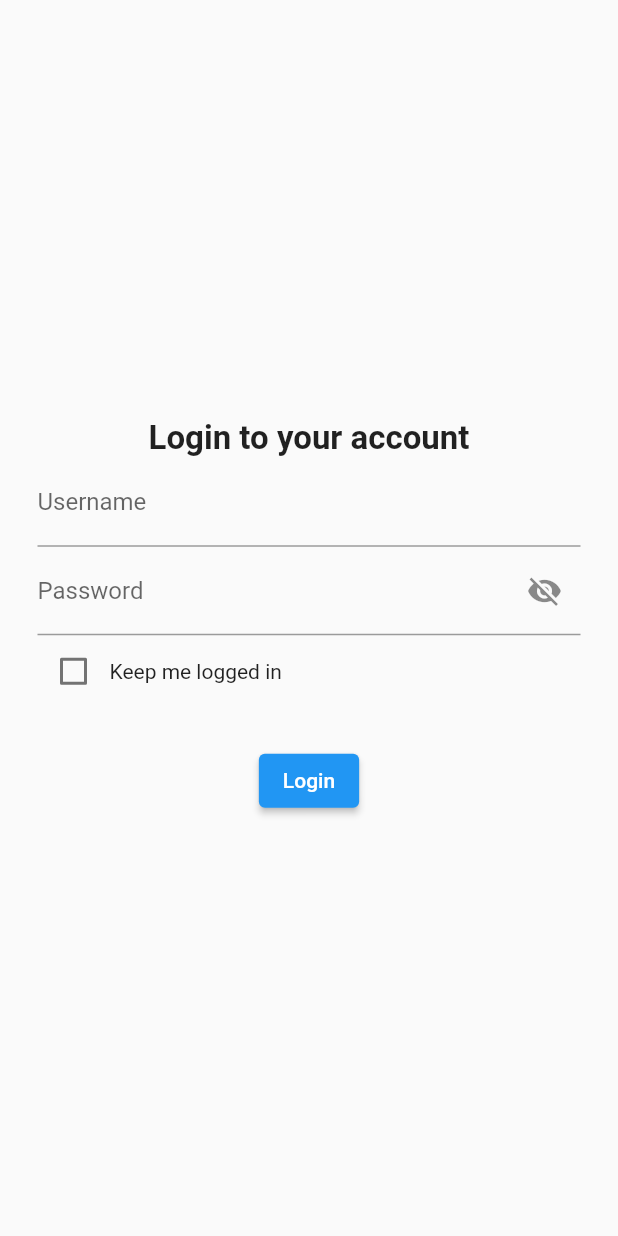
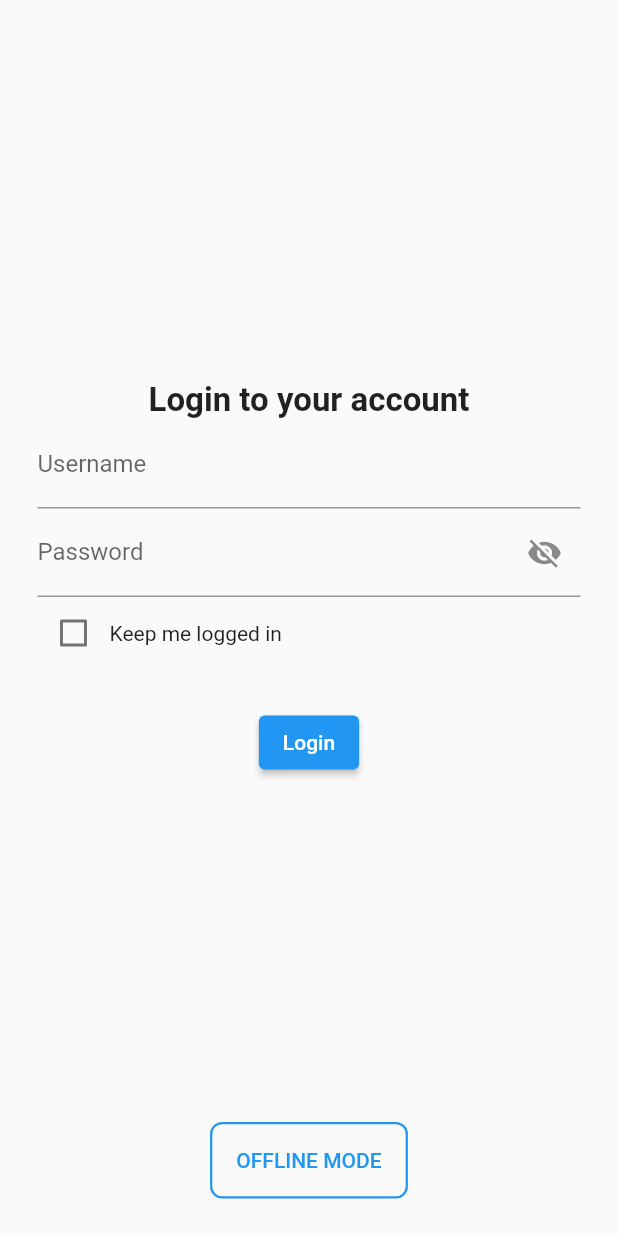
Before and after one commit to VoidElle/open-pico-app, a Flutter app: the screen it shows after launch, on a phone screen of 412 x 824 dp. Run offline on Flutter 3.47's test engine with Material 3 defaults, Android fonts, the phone set to English and light mode, and no system bars; our stand-ins replace dio, dotted_border, easy_localization, flutter_riverpod, flutter_secure_storage, freezed_annotation and 5 more; missing offline and left inert: encrypt; generated files the repository leaves out were written again.

Commit message:
chore: Initialized offline mode + Saved IP when adding

```diff
--- a/lib/main.dart
+++ b/lib/main.dart
@@ -5,9 +5,11 @@ import 'package:flutter/services.dart';
 import 'package:flutter_riverpod/flutter_riverpod.dart';
 import 'package:go_router/go_router.dart';
 import 'package:open_pico_app/pages/auth_page.dart';
+import 'package:open_pico_app/pages/offline/offline_devices_list_page.dart';
 import 'package:open_pico_app/pages/pico_status_page.dart';
 import 'package:open_pico_app/pages/plants_list_page.dart';
 import 'package:open_pico_app/repositories/secure_storage_repository.dart';
+import 'package:open_pico_app/repositories/shared_preferences_repository.dart';
 import 'package:open_pico_app/utils/constants/translations_constants.dart';
 import 'package:open_pico_app/utils/global_singleton.dart';
 import 'package:easy_localization/easy_localization.dart';
@@ -34,6 +36,9 @@ Future<void> main() async {
   // Initialize the secure storage repository
   SecureStorageRepository.initialize();
 
+  // Initialize the shared preferences repository
+  await SharedPreferencesRepository.initialize();
+
   // runApp with localization and Riverpod handling
   runApp(
     EasyLocalization(
@@ -52,20 +57,24 @@ final GoRouter _router = GoRouter(
   routes: [
     GoRoute(
       path: AuthPage.route,
-      builder: (BuildContext context, GoRouterState state) => AuthPage(),
+      builder: (BuildContext _, GoRouterState _) => AuthPage(),
     ),
     GoRoute(
       path: PlantsListPage.route,
-      builder: (BuildContext context, GoRouterState state) => PlantsListPage(),
+      builder: (BuildContext _, GoRouterState _) => PlantsListPage(),
     ),
     GoRoute(
       path: PicoStatusPage.route,
-      builder: (BuildContext context, GoRouterState state) {
+      builder: (BuildContext _, GoRouterState state) {
         final PicoStatusPageProps picoStatusPageProps = state.extra as PicoStatusPageProps;
         return PicoStatusPage(
           picoStatusPageProps: picoStatusPageProps,
         );
       },
+    ),
+    GoRoute(
+      path: OfflineDevicesListPage.route,
+      builder: (BuildContext _, GoRouterState _) => OfflineDevicesListPage(),
     ),
   ],
 );
--- a/lib/pages/auth_page.dart
+++ b/lib/pages/auth_page.dart
@@ -1,5 +1,7 @@
 import 'package:flutter/material.dart';
 import 'package:flutter_riverpod/flutter_riverpod.dart';
+import 'package:go_router/go_router.dart';
+import 'package:open_pico_app/pages/offline/offline_devices_list_page.dart';
 import 'package:open_pico_app/repositories/secure_storage_repository.dart';
 import 'package:open_pico_app/use_cases/secure_storage/secure_storage_write_read_login_data_usecase.dart';
 import 'package:easy_localization/easy_localization.dart';
@@ -64,8 +66,11 @@ class _AuthPageState extends ConsumerState<AuthPage> {
             crossAxisAlignment: CrossAxisAlignment.center,
             mainAxisAlignment: MainAxisAlignment.center,
             children: [
-              _buildTitle(context),
+              Spacer(),
+              _buildTitle(),
               _buildForm(),
+              Spacer(),
+              _buildOfflineModeButton(),
             ],
           ),
         ),
@@ -74,7 +79,7 @@ class _AuthPageState extends ConsumerState<AuthPage> {
   }
 
   // Widget to build the title
-  Widget _buildTitle(BuildContext context) {
+  Widget _buildTitle() {
     return Text(
       tr("login_page.title"),
       style: Theme.of(context).textTheme.titleLarge,
@@ -157,4 +162,28 @@ class _AuthPageState extends ConsumerState<AuthPage> {
       },
     );
   }
+
+  // Button to enter offline mode
+  Widget _buildOfflineModeButton() {
+    return Container(
+      decoration: BoxDecoration(
+        border: Border.all(
+          color: Colors.blue,
+          width: 1.5,
+        ),
+        borderRadius: BorderRadius.circular(8),
+      ),
+      child: TextButton(
+        onPressed: () => context.push(OfflineDevicesListPage.route),
+        style: TextButton.styleFrom(
+          padding: const EdgeInsets.all(16),
+          foregroundColor: Colors.blue,
+        ),
+        child: Text(
+          tr("OFFLINE MODE"),
+        ),
+      ),
+    );
+  }
+
 }
--- /dev/null
+++ b/lib/utils/constants/shared_preferences_constants.dart
@@ -0,0 +1,6 @@
+class SharedPreferencesConstants {
+
+  // Key to store offline devices IP
+  static const String offlineDeviceIpsKey = 'offline_device_ips';
+
+}
--- a/pubspec.yaml
+++ b/pubspec.yaml
@@ -14,6 +14,7 @@ dependencies:
   # Design
   cupertino_icons: ^1.0.8
   google_fonts: ^6.2.1
+  dotted_border: ^3.1.0
 
   # Annotations
   freezed_annotation: ^3.0.0
@@ -38,6 +39,9 @@ dependencies:
   # Utils
   go_router: ^15.2.0
   flutter_secure_storage: ^9.2.4
+
+  # Persistance
+  shared_preferences: ^2.5.3
 
 dev_dependencies:
   flutter_test:
```
Also changed, not shown: lib/pages/offline/offline_devices_list_page.dart (added, +97 -0 lines), lib/repositories/shared_preferences_repository.dart (added, +47 -0 lines), lib/widgets/offline/add_ip_address_bottom_sheet.dart (added, +124 -0 lines), 3 other files.
